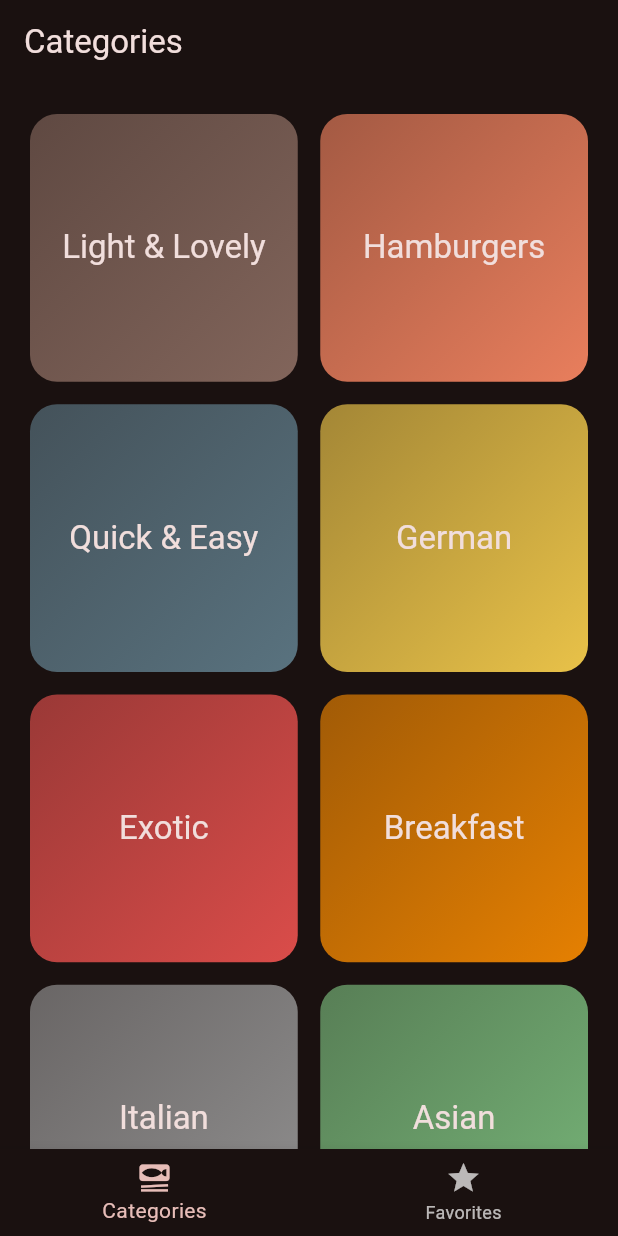
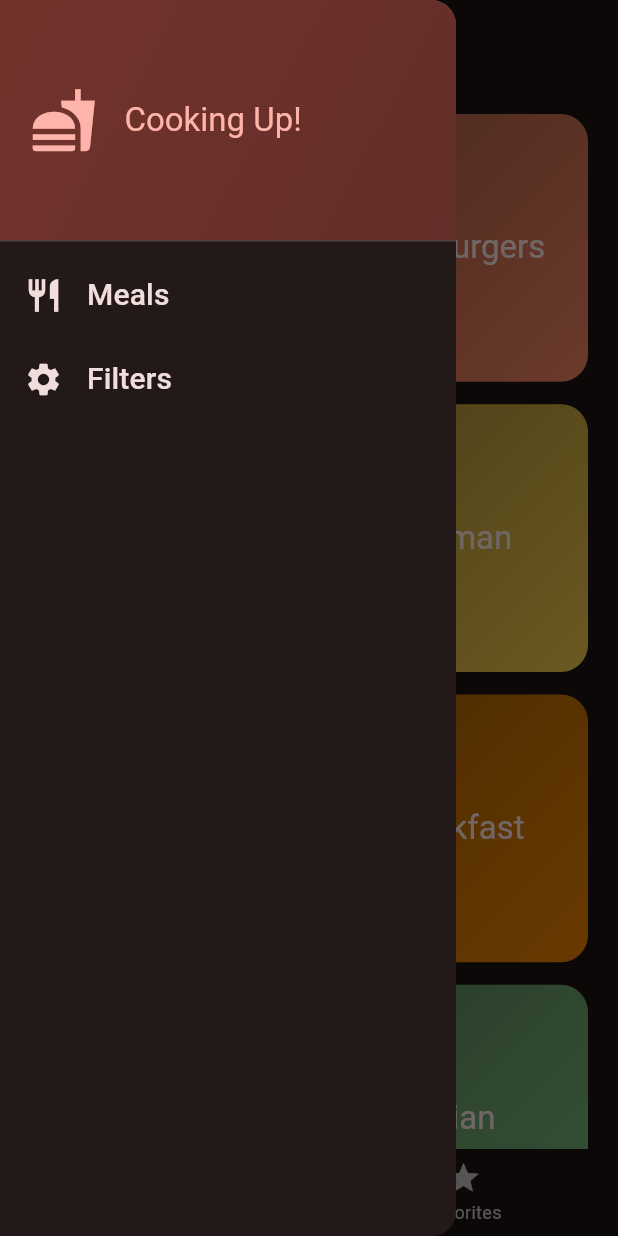
Before and after one commit to nadiahylary/meals_app, a Flutter app: the screen it shows after launch, with the side drawer open (before the commit the screen has no drawer), on a phone screen of 412 x 824 dp. Run offline on Flutter 3.47's test engine with Material 2 defaults, Android fonts, the phone set to English and light mode, and no system bars; our stand-ins replace google_fonts, transparent_image; Roboto replaces fonts that are missing (Ubuntu).

Commit message:
filters screen with state update of categories and meals screens

```diff
--- a/lib/data/random_data.dart
+++ b/lib/data/random_data.dart
@@ -58,7 +58,7 @@ final availableCategories = [
   ),
 ];
 
-final List<Meal> favoriteMeals = [];
+
 
 final availableMeals = [
   const Meal(
--- a/lib/screens/categories_screen.dart
+++ b/lib/screens/categories_screen.dart
@@ -7,11 +7,12 @@ import '../models/meal.dart';
 import 'meals_screen.dart';
 
 class CategoriesScreen extends StatelessWidget {
-  const CategoriesScreen({Key? key, required this.addOrRemoveFavorite}) : super(key: key);
+  const CategoriesScreen({Key? key, required this.addOrRemoveFavorite, required this.filteredMeals}) : super(key: key);
   final void Function(Meal meal) addOrRemoveFavorite;
+  final List<Meal> filteredMeals;
 
   void _selectCategory(BuildContext context, Category category) {
-    final mealsByCategory = availableMeals.where((meal) => meal.categories.contains(category.id)).toList();
+    final mealsByCategory = filteredMeals.where((meal) => meal.categories.contains(category.id)).toList();
     //OR: Navigator.of(context).push(route);
     Navigator.push(
         context,
--- a/lib/screens/tabs_screen.dart
+++ b/lib/screens/tabs_screen.dart
@@ -1,9 +1,18 @@
 import 'package:flutter/material.dart';
+import 'package:meals_app/data/random_data.dart';
+import 'package:meals_app/screens/filters.dart';
 
-import '../data/random_data.dart';
 import '../models/meal.dart';
+import '../widgets/main_drawer.dart';
 import 'categories_screen.dart';
 import 'meals_screen.dart';
+
+const kInitialFilters = {
+  Filter.glutenFree: false,
+  Filter.vegetarian: false,
+  Filter.lactoseFree: false,
+  Filter.vegan: false
+};
 
 class TabsScreen extends StatefulWidget {
   const TabsScreen({Key? key}) : super(key: key);
@@ -13,8 +22,9 @@ class TabsScreen extends StatefulWidget {
 }
 
 class _TabsScreenState extends State<TabsScreen> {
-
+  final List<Meal> _favoriteMeals = [];
   int _selectedTabIndex = 0;
+  Map<Filter, bool> _selectedFilters = kInitialFilters;
 
   void _selectTab(int index){
     setState(() {
@@ -28,38 +38,70 @@ class _TabsScreenState extends State<TabsScreen> {
 
 
   void _addOrRemoveFavorite(Meal meal){
-    bool isFavorite = favoriteMeals.contains(meal);
+    bool isFavorite = _favoriteMeals.contains(meal);
     if(isFavorite){
       setState(() {
-        favoriteMeals.remove(meal);
+        _favoriteMeals.remove(meal);
       });
       _showInfoMsg("Meal Removed from Favorites");
     }
     else{
       setState(() {
-        favoriteMeals.add(meal);
+        _favoriteMeals.add(meal);
         _showInfoMsg("Meal Added from Favorites");
       });
     }
+  }
 
+  void _setScreen(String identifier) async {
+    Navigator.of(context).pop();
+    if(identifier == "filters"){
+      final result = await Navigator.of(context).push<Map<Filter, bool>>(
+          MaterialPageRoute(
+              builder: (ctx) => FiltersScreen(currentFilters: _selectedFilters,))
+      );
+      setState(() {
+        _selectedFilters = result ?? kInitialFilters;
+      });
 
+    }
   }
 
   @override
   Widget build(BuildContext context) {
+    final filteredMeals = availableMeals.where((meal){
+      if(_selectedFilters[Filter.glutenFree]! && !meal.isGlutenFree){
+        return false;
+      }
+      if(_selectedFilters[Filter.vegetarian]! && !meal.isVegetarian){
+        return false;
+      }
+      if(_selectedFilters[Filter.lactoseFree]! && !meal.isLactoseFree){
+        return false;
+      }
+      if(_selectedFilters[Filter.vegan]! && !meal.isVegan){
+        return false;
+      }
+      return true;
+    }).toList();
 
-    Widget activeTab = CategoriesScreen(addOrRemoveFavorite: _addOrRemoveFavorite,);
+    Widget activeTab = CategoriesScreen(
+      addOrRemoveFavorite: _addOrRemoveFavorite,
+      filteredMeals: filteredMeals,
+    );
     var activeTabTitle = "Categories";
 
     if(_selectedTabIndex == 1){
-      activeTab = MealsScreen(meals: favoriteMeals, addOrRemoveFavorite: _addOrRemoveFavorite,);
+      activeTab = MealsScreen(meals: _favoriteMeals, addOrRemoveFavorite: _addOrRemoveFavorite,);
       activeTabTitle = "Favorite Recipes";
     }
+
 
     return Scaffold(
       appBar: AppBar(
         title: Text(activeTabTitle),
       ),
+      drawer: MainDrawer(onTapDrawerMenu: _setScreen,),
       body: activeTab,
       bottomNavigationBar: BottomNavigationBar(
         onTap: _selectTab,
--- /dev/null
+++ b/lib/widgets/main_drawer.dart
@@ -0,0 +1,79 @@
+import 'package:flutter/material.dart';
+
+class MainDrawer extends StatelessWidget {
+  const MainDrawer({Key? key, required this.onTapDrawerMenu}) : super(key: key);
+
+  final void Function(String identifier) onTapDrawerMenu;
+
+  @override
+  Widget build(BuildContext context) {
+    return Drawer(
+      child: Column(
+        children: [
+          DrawerHeader(
+              padding: const EdgeInsets.all(20),
+              decoration: BoxDecoration(
+                gradient: LinearGradient(
+                  colors: [
+                    Theme.of(context).colorScheme.primaryContainer,
+                    Theme.of(context).colorScheme.primaryContainer.withOpacity(0.8)
+                  ],
+                  begin: Alignment.topLeft,
+                  end: Alignment.bottomRight,
+                ),
+              ),
+              child: Row(
+                children: [
+                  Icon(
+                    Icons.fastfood,
+                    size: 45,
+                    color: Theme.of(context).colorScheme.primary,
+                  ),
+                  const SizedBox(
+                    width: 18,
+                  ),
+                  Text("Cooking Up!",
+                  style: Theme.of(context).textTheme.titleLarge!.copyWith(
+                      color: Theme.of(context).colorScheme.primary,),
+                  )
+                ],
+              ),
+          ),
+          ListTile(
+            leading: Icon(
+              Icons.restaurant,
+              size: 26,
+              color: Theme.of(context).colorScheme.onBackground,
+            ),
+            title: Text("Meals",
+              style: Theme.of(context).textTheme.titleSmall!.copyWith(
+                color: Theme.of(context).colorScheme.onBackground,
+                fontSize: 20,
+              ),
+            ),
+            onTap: (){
+              onTapDrawerMenu("meals");
+            },
+          ),
+          ListTile(
+            leading: Icon(
+              Icons.settings,
+              size: 26,
+              color: Theme.of(context).colorScheme.onBackground,
+            ),
+            title: Text(
+              "Filters",
+              style: Theme.of(context).textTheme.titleSmall!.copyWith(
+                color: Theme.of(context).colorScheme.onBackground,
+                fontSize: 20,
+              ),
+            ),
+            onTap: (){
+              onTapDrawerMenu("filters");
+            },
+          ),
+        ],
+      ),
+    );
+  }
+}
--- a/pubspec.yaml
+++ b/pubspec.yaml
@@ -62,8 +62,8 @@ flutter:
   uses-material-design: true
 
   # To add assets to your application, add an assets section, like this:
-  assets:
-     - assets/images/empty_plate.jfif
+  #assets:
+  #   - assets/images/empty_plate.jfif
   #   - images/a_dot_ham.jpeg
 
   # An image asset can refer to one or more resolution-specific "variants", see
```
Also changed, not shown: lib/screens/filters.dart (added, +147 -0 lines), lib/screens/meal_details_screen.dart (+4 -16 lines), lib/screens/meals_screen.dart (+0 -8 lines).
